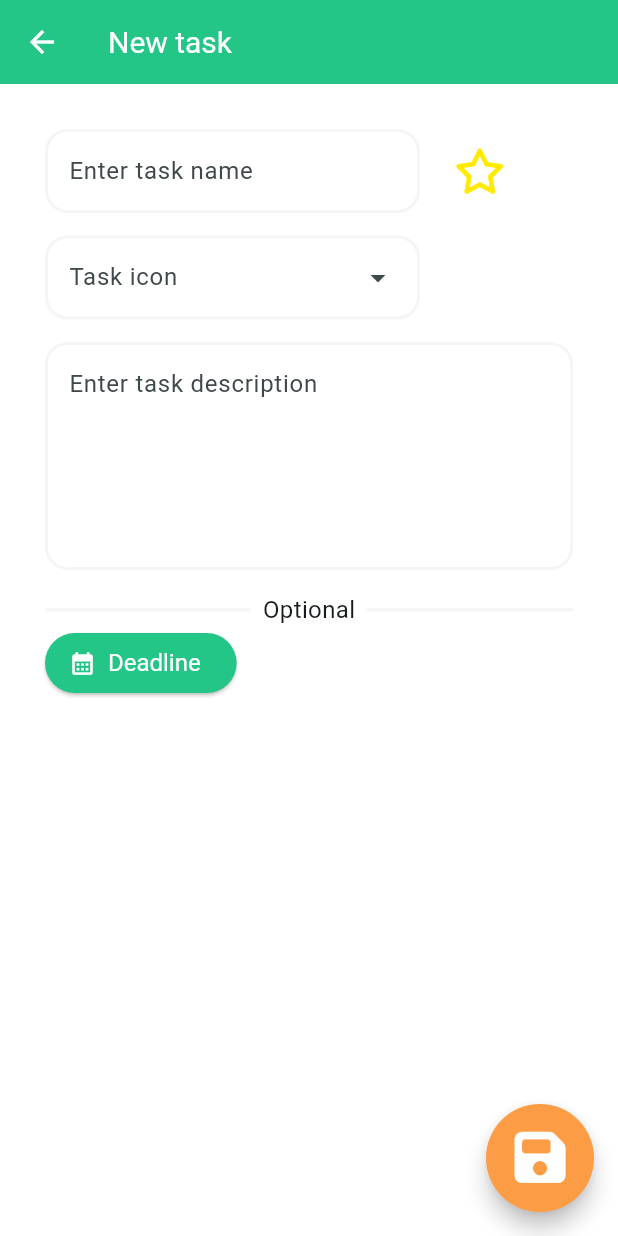
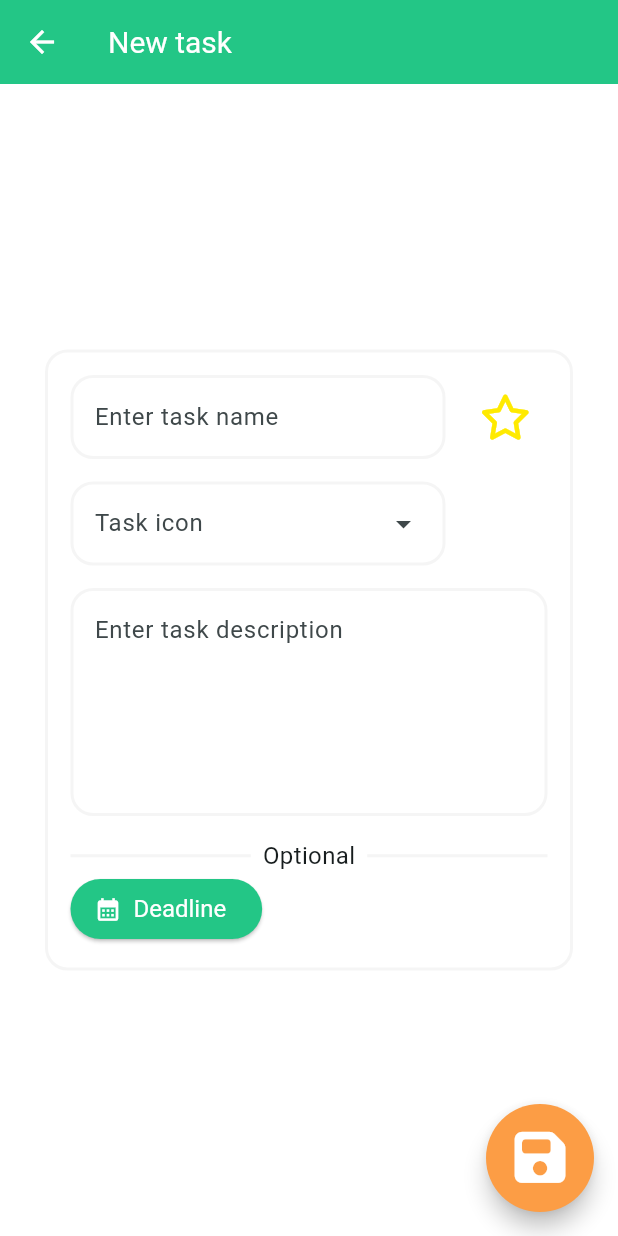
Before and after one commit to JovanZdravkovic/TaskJournalMobile, a Flutter app: the NewTaskPage screen opened directly, after a tap on "Deadline", on a phone screen of 412 x 824 dp. Run offline on Flutter 3.47's test engine with Material 3 defaults, Android fonts, the phone set to English and light mode, and no system bars; our stand-ins replace cookie_jar, dio, dio_cookie_manager, flutter_datetime_picker_plus, font_awesome_flutter, multi_dropdown; network calls fail.

Commit message:
Implemented task form widget into new task page

```diff
--- a/task_journal_mobile/lib/screens/new_task.dart
+++ b/task_journal_mobile/lib/screens/new_task.dart
@@ -10,6 +10,7 @@ import 'package:task_journal_mobile/utils/theme.dart';
 import 'package:task_journal_mobile/widgets/label_divider.dart';
 import 'package:task_journal_mobile/widgets/snackbar.dart';
 import 'package:task_journal_mobile/widgets/star_input.dart';
+import 'package:task_journal_mobile/widgets/task_form.dart';
 import 'package:task_journal_mobile/widgets/task_icon_select.dart';
 
 class NewTaskPage extends StatefulWidget {
@@ -32,10 +33,49 @@ class _NewTaskPageState extends State<NewTaskPage> {
     starred = starredValue;
   }
 
-  void setIcon(TaskIconEnum? icon) {
+  void setIconEnum(TaskIconEnum? icon) {
     setState(() {
       iconField = icon?.value;
     });
+  }
+
+  void setDeadline(DateTime? deadlineValue) {
+    setState(() {
+      deadline = deadlineValue;
+    });
+  }
+
+  void createTask() async {
+    if(_newTaskFormKey.currentState!.validate() && iconField != null && starred != null) {
+      final result = await Provider.of<TasksService>(context, listen: false).createTask(
+        {
+          'taskName': _taskNameController.text,
+          'taskIcon': iconField,
+          'taskDesc': _taskDescController.text,
+          'deadline': deadline?.toUtc().toIso8601String(),
+          'starred': starred,
+        }
+      );
+
+      if (!context.mounted) return;
+
+      if(result != '') {
+        ScaffoldMessenger.of(context).showSnackBar(SnackBarWidget.success('Successfully created task'));
+        Navigator.pushNamed(context, '/tasks');
+      } else {
+        ScaffoldMessenger.of(context).showSnackBar(SnackBarWidget.error('Error while creating task'));
+      }
+    } else {
+      if(iconField == null) {
+        setState(() {
+          iconFieldError = 'Task icon cannot be empty';
+        });
+      } else {
+        setState(() {
+          iconFieldError = null;
+        });
+      }
+    }
   }
 
   @override
@@ -51,88 +91,17 @@ class _NewTaskPageState extends State<NewTaskPage> {
       appBar: AppBar(
         title: const Text('New task'),
       ),
-      body: Padding(
-        padding: const EdgeInsets.all(kLargePadding),
-        child: Form(
-          key: _newTaskFormKey,
-          child: Column(
-            crossAxisAlignment: CrossAxisAlignment.start,
-            children: [
-              Row(
-                children: [
-                  SizedBox(
-                    width: kMediumInputWidth,
-                    child: TextFormField(
-                      controller: _taskNameController,
-                      decoration: const InputDecoration(
-                        labelText: 'Enter task name',
-                      ),
-                      validator: (value) => TaskFormValidators.taskName(value),
-                    ),
-                  ),
-                  const SizedBox(
-                    height: kSmallSpacingBoxSize,
-                    width: kSmallSpacingBoxSize,
-                  ),
-                  StarInput(setCallback: setStarred),
-                ],
-              ),
-              const SizedBox(
-                height: kSmallSpacingBoxSize,
-                width: kSmallSpacingBoxSize,
-              ),
-              IconSelectWidget(setIconCallback: setIcon),
-              if(iconFieldError != null)
-                Text('$iconFieldError', style: dangerTextStyle,),
-              const SizedBox(
-                height: kSmallSpacingBoxSize,
-                width: kSmallSpacingBoxSize,
-              ),
-              SizedBox(
-                child: TextFormField(
-                  maxLines: 5,
-                  controller: _taskDescController,
-                  decoration: const InputDecoration(
-                    labelText: 'Enter task description',
-                    alignLabelWithHint: true,
-                  ),
-                  validator: (value) => TaskFormValidators.taskDesc(value),
-                ),
-              ),
-              const SizedBox(
-                height: kSmallSpacingBoxSize,
-                width: kSmallSpacingBoxSize,
-              ),
-              labelDivider('Optional'),
-              Row(
-                children: [
-                  ElevatedButton.icon(
-                    icon: const Icon(Icons.calendar_month, color: white,),
-                    onPressed: () {
-                      DatePicker.showDateTimePicker(
-                        context,
-                        showTitleActions: true,
-                        minTime: DateTime(2025, 1, 1),
-                        maxTime: DateTime(2050, 1, 1),
-                        onChanged: (date) {},
-                        onConfirm: (date) {
-                          setState(() {
-                            deadline = date;
-                          });
-                        },
-                      );
-                    },
-                    label: const Text('Deadline'),
-                  ),
-                  const SizedBox(
-                    height: kSmallSpacingBoxSize,
-                    width: kSmallSpacingBoxSize,
-                  ),
-                  if(deadline != null)
-                    Text(DateFormat('HH:mm - dd MMM y').format(deadline!)),
-                ],
-              ),
-            ],
+      body: Center(
+        child: Padding(
+          padding: const EdgeInsets.all(kLargePadding),
+          child: TaskFormWidget(
+            taskFormKey: _newTaskFormKey,
+            taskNameController: _taskNameController,
+            taskDescController: _taskDescController,
+            setStarredCallback: setStarred,
+            setIconCallback: setIconEnum,
+            setDeadlineCallback: setDeadline,
+            iconFieldError: iconFieldError,
           ),
         ),
       ),
@@ -141,32 +110,7 @@ class _NewTaskPageState extends State<NewTaskPage> {
         width: kFloatingActionButtonSize,
         child: FittedBox(
           child: FloatingActionButton(
-            onPressed: () async {
-              if(_newTaskFormKey.currentState!.validate() && iconField != null && starred != null) {
-                final result = await Provider.of<TasksService>(context, listen: false).createTask(
-                  {
-                    'taskName': _taskNameController.text,
-                    'taskIcon': iconField,
-                    'taskDesc': _taskDescController.text,
-                    'deadline': deadline?.toUtc().toIso8601String(),
-                    'starred': starred,
-                  }
-                );
-
-                if (!context.mounted) return;
-
-                if(result != '') {
-                  ScaffoldMessenger.of(context).showSnackBar(SnackBarWidget.success('Successfully created task'));
-                  Navigator.pushNamed(context, '/tasks');
-                } else {
-                  ScaffoldMessenger.of(context).showSnackBar(SnackBarWidget.error('Error while creating task'));
-                }
-              } else if(iconField == null) {
-                setState(() {
-                  iconFieldError = 'Task icon cannot be empty';
-                });
-              }
-            },
+            onPressed: createTask,
             shape: const CircleBorder(),
             backgroundColor: secondary,
             child: const FaIcon(FontAwesomeIcons.solidFloppyDisk, color: white, size: kLargeIconSize,),
```
Also changed, not shown: task_journal_mobile/lib/screens/task.dart (+14 -2 lines).
